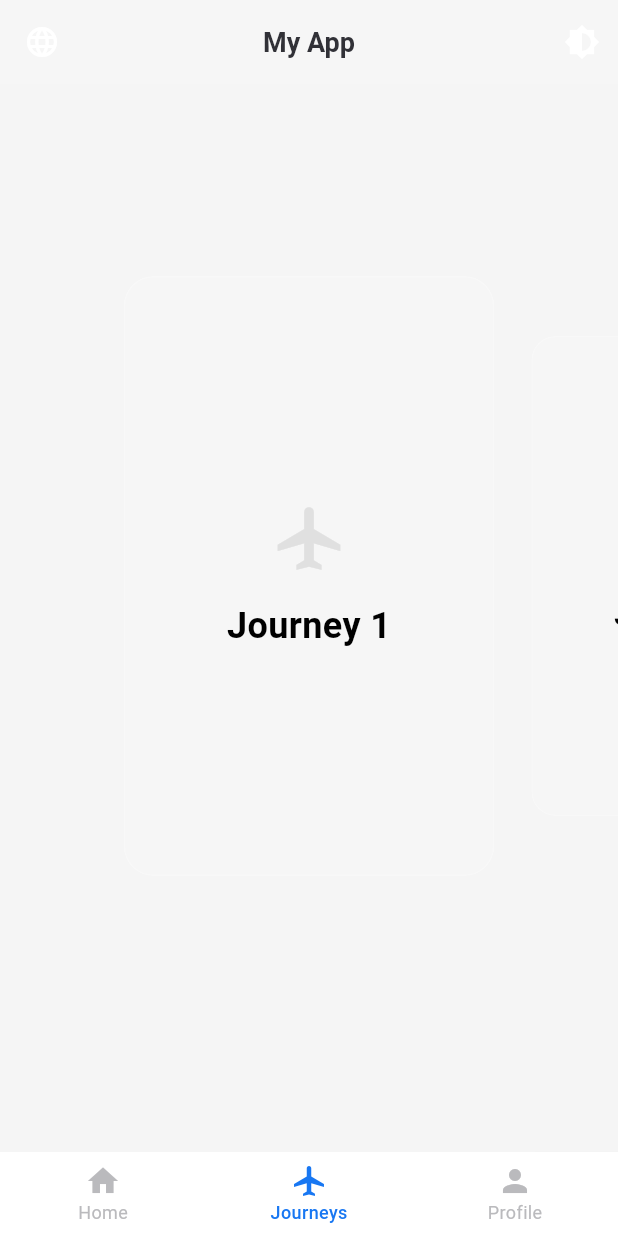
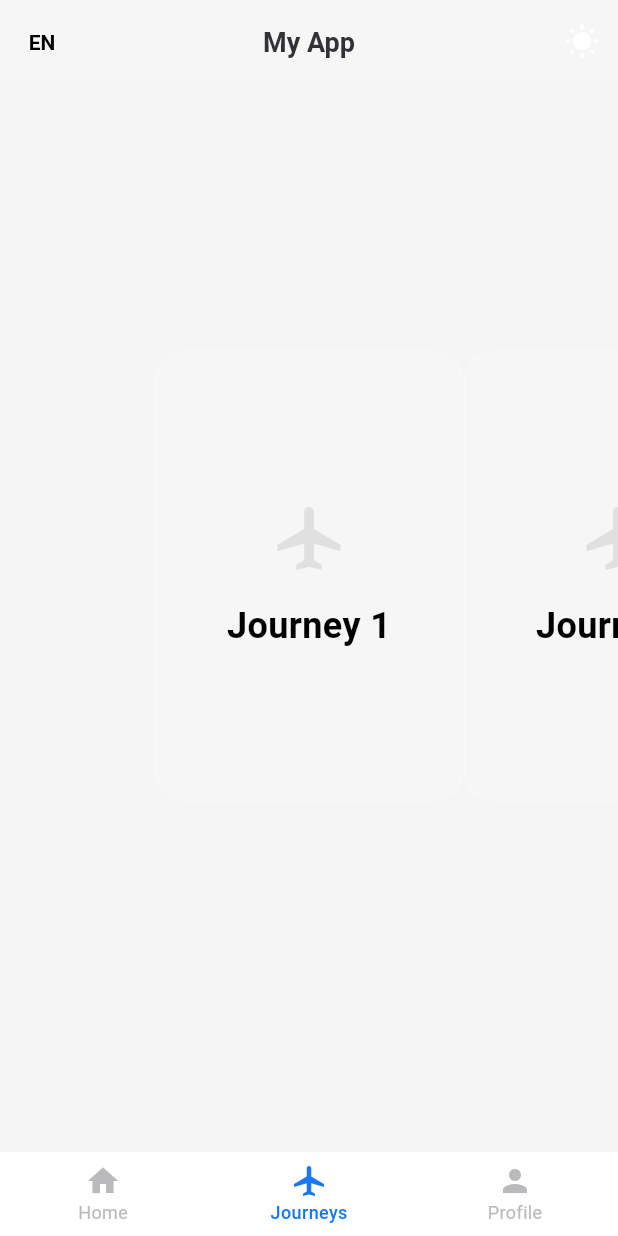
Before and after one commit to behfarkhosravi/flutter_template, a Flutter app: the JourneysPage screen opened by its route, on a phone screen of 412 x 824 dp. Run offline on Flutter 3.47's test engine with Material 3 defaults, Android fonts, the phone set to English and light mode, and no system bars; our stand-ins replace dart_mappable, dio, flutter_riverpod, flutter_svg, freezed_annotation, go_router and 5 more; missing offline and left inert: analyzer, custom_lint_builder; accounts and stored records are empty; generated files the repository leaves out were written again.

Commit message:
feat: Refine UI and add visual improvements

```diff
--- a/lib/src/presentation/core/widgets/glass_app_bar.dart
+++ b/lib/src/presentation/core/widgets/glass_app_bar.dart
@@ -10,6 +10,10 @@ class GlassAppBar extends ConsumerWidget implements PreferredSizeWidget {
 
   @override
   Widget build(BuildContext context, WidgetRef ref) {
+    final themeMode = ref.watch(themeProvider);
+    final isDarkMode = themeMode == ThemeMode.dark;
+    final currentLocale = ref.watch(localizationProvider);
+
     return ClipRRect(
       child: BackdropFilter(
         filter: ImageFilter.blur(sigmaX: 10, sigmaY: 10),
@@ -18,10 +22,8 @@ class GlassAppBar extends ConsumerWidget implements PreferredSizeWidget {
           elevation: 0,
           title: const Text('My App'),
           centerTitle: true,
-          leading: IconButton(
-            icon: const Icon(Icons.language),
+          leading: TextButton(
             onPressed: () {
-              final currentLocale = ref.read(localizationProvider);
               if (currentLocale.languageCode == 'en') {
                 ref
                     .read(localizationProvider.notifier)
@@ -32,10 +34,17 @@ class GlassAppBar extends ConsumerWidget implements PreferredSizeWidget {
                     .changeLocale(const Locale('en'));
               }
             },
+            child: Text(
+              currentLocale.languageCode.toUpperCase(),
+              style: TextStyle(
+                color: isDarkMode ? Colors.white : Colors.black,
+                fontWeight: FontWeight.bold,
+              ),
+            ),
           ),
           actions: [
             IconButton(
-              icon: const Icon(Icons.brightness_6),
+              icon: Icon(isDarkMode ? Icons.nightlight_round : Icons.wb_sunny),
               onPressed: () {
                 ref.read(themeProvider.notifier).toggleTheme();
               },
--- a/lib/src/presentation/features/journeys/view/journeys_page.dart
+++ b/lib/src/presentation/features/journeys/view/journeys_page.dart
@@ -10,7 +10,7 @@ class JourneysPage extends StatefulWidget {
 }
 
 class _JourneysPageState extends State<JourneysPage> {
-  final PageController _pageController = PageController(viewportFraction: 0.6);
+  final PageController _pageController = PageController(viewportFraction: 0.5);
   double _currentPage = 0.0;
 
   @override
@@ -36,13 +36,16 @@ class _JourneysPageState extends State<JourneysPage> {
       appBar: const GlassAppBar(),
       body: Center(
         child: SizedBox(
-          height: 400,
+          height: 300,
           child: PageView.builder(
             controller: _pageController,
             itemCount: 10,
             itemBuilder: (context, index) {
-              final double scale =
-                  (1 - (_currentPage - index).abs() * 0.3).clamp(0.8, 1.0);
+              double scale = 1.0;
+              if (_pageController.position.haveDimensions) {
+                final double page = _pageController.page ?? 0;
+                scale = (1 - (page - index).abs() * 0.2).clamp(0.8, 1.0);
+              }
               return Transform.scale(
                 scale: scale,
                 child: _buildJourneyCard(index),
```
Also changed, not shown: lib/src/presentation/core/theme/src/part/button_theme_data.dart (+10 -10 lines).
